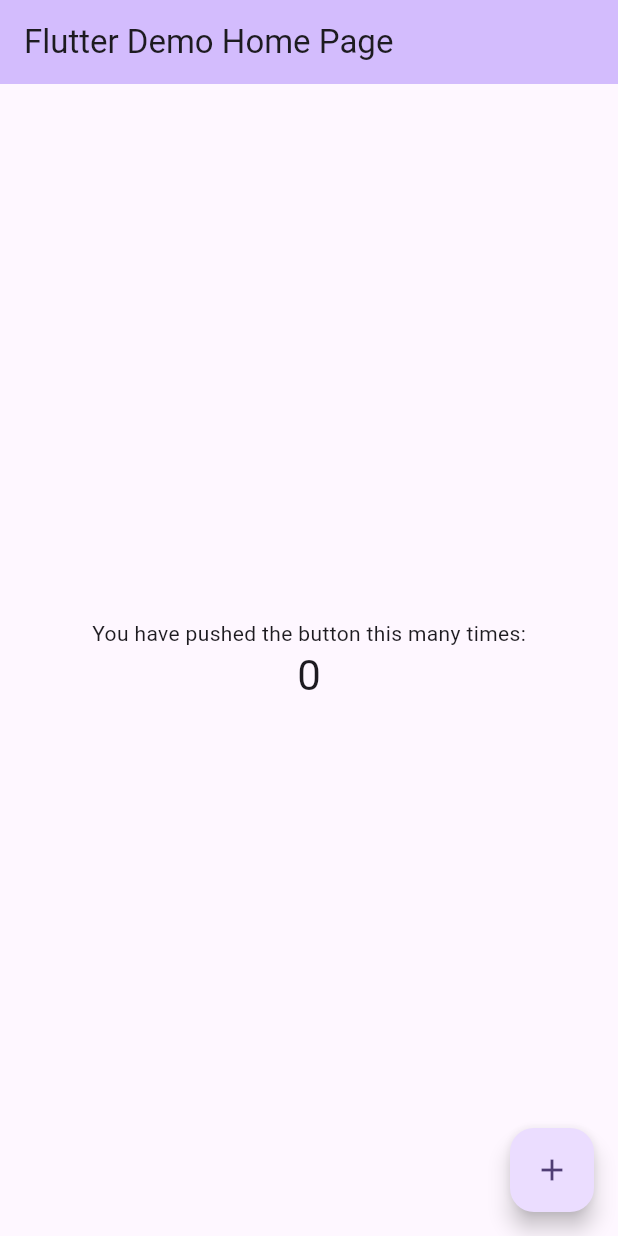
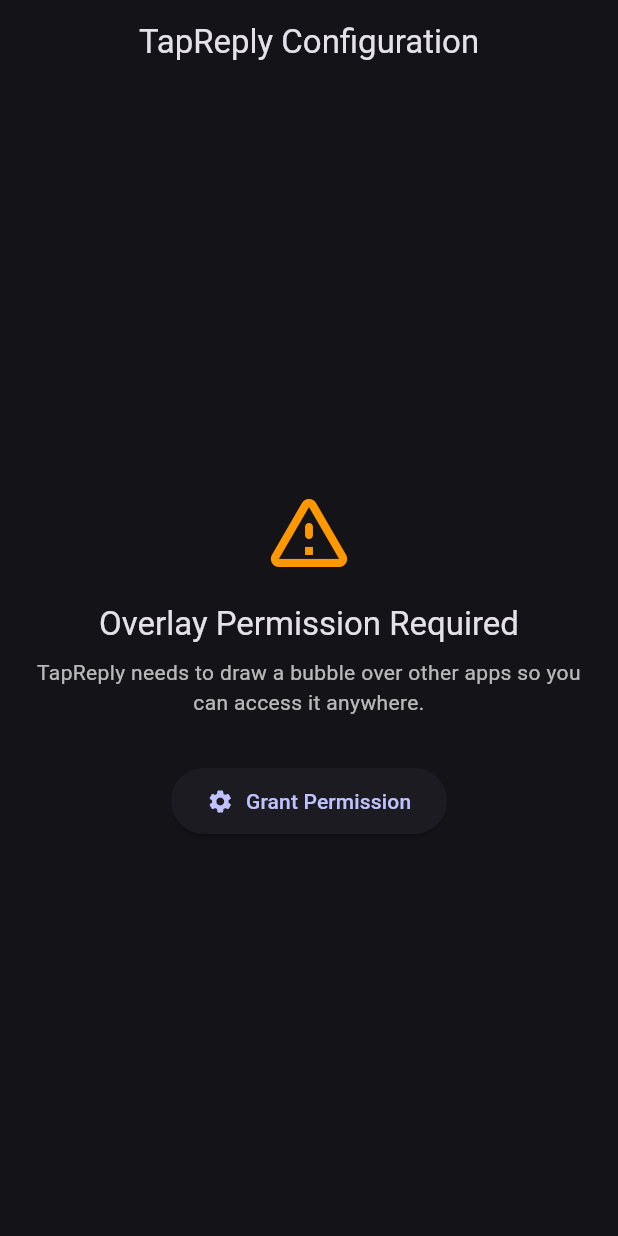
Before and after one commit to Depthabdre/say_it, a Flutter app: the screen it shows after launch, on a phone screen of 412 x 824 dp. Run offline on Flutter 3.47's test engine with Material 3 defaults, Android fonts, the phone set to English and light mode, and no system bars; our stand-ins replace flutter_dotenv; missing offline and left inert: flutter_overlay_window.

Commit message:
feat: setup overlay window, dotenv, and flutter foundation

```diff
--- a/lib/main.dart
+++ b/lib/main.dart
@@ -1,121 +1,169 @@
 import 'package:flutter/material.dart';
+import 'package:flutter_dotenv/flutter_dotenv.dart';
+import 'package:flutter_overlay_window/flutter_overlay_window.dart';
 
-void main() {
-  runApp(const MyApp());
+// The entry point for the overlay window.
+// This is essential for flutter_overlay_window to work.
+@pragma("vm:entry-point")
+void overlayMain() {
+  WidgetsFlutterBinding.ensureInitialized();
+  runApp(
+    const MaterialApp(
+      debugShowCheckedModeBanner: false,
+      home: Scaffold(
+        backgroundColor: Colors.transparent,
+        body: Center(
+          child: Text(
+            "TapReply",
+            style: TextStyle(color: Colors.white),
+          ),
+        ),
+      ),
+    ),
+  );
 }
 
-class MyApp extends StatelessWidget {
-  const MyApp({super.key});
+Future<void> main() async {
+  WidgetsFlutterBinding.ensureInitialized();
 
-  // This widget is the root of your application.
+  // Load environment variables securely
+  await dotenv.load(fileName: ".env").catchError((_) {
+    // Ignore if not found during dev, but good to log in prod
+  });
+
+  runApp(const SayItApp());
+}
+
+class SayItApp extends StatelessWidget {
+  const SayItApp({super.key});
+
   @override
   Widget build(BuildContext context) {
     return MaterialApp(
-      title: 'Flutter Demo',
+      title: 'TapReply',
+      debugShowCheckedModeBanner: false,
       theme: ThemeData(
-        // This is the theme of your application.
-        //
-        // TRY THIS: Try running your application with "flutter run". You'll see
-        // the application has a purple toolbar. Then, without quitting the app,
-        // try changing the seedColor in the colorScheme below to Colors.green
-        // and then invoke "hot reload" (save your changes or press the "hot
-        // reload" button in a Flutter-supported IDE, or press "r" if you used
-        // the command line to start the app).
-        //
-        // Notice that the counter didn't reset back to zero; the application
-        // state is not lost during the reload. To reset the state, use hot
-        // restart instead.
-        //
-        // This works for code too, not just values: Most code changes can be
-        // tested with just a hot reload.
-        colorScheme: .fromSeed(seedColor: Colors.deepPurple),
+        colorScheme: ColorScheme.fromSeed(
+          seedColor: const Color(0xFF6366F1), // A modern Indigo primary color
+          brightness: Brightness.dark,
         ),
-      home: const MyHomePage(title: 'Flutter Demo Home Page'),
+        useMaterial3: true,
+      ),
+      home: const MainConfigurationScreen(),
     );
   }
 }
 
-class MyHomePage extends StatefulWidget {
-  const MyHomePage({super.key, required this.title});
-
-  // This widget is the home page of your application. It is stateful, meaning
-  // that it has a State object (defined below) that contains fields that affect
-  // how it looks.
-
-  // This class is the configuration for the state. It holds the values (in this
-  // case the title) provided by the parent (in this case the App widget) and
-  // used by the build method of the State. Fields in a Widget subclass are
-  // always marked "final".
-
-  final String title;
+class MainConfigurationScreen extends StatefulWidget {
+  const MainConfigurationScreen({super.key});
 
   @override
-  State<MyHomePage> createState() => _MyHomePageState();
+  State<MainConfigurationScreen> createState() => _MainConfigurationScreenState();
 }
 
-class _MyHomePageState extends State<MyHomePage> {
-  int _counter = 0;
+class _MainConfigurationScreenState extends State<MainConfigurationScreen> {
+  bool _hasOverlayPermission = false;
 
-  void _incrementCounter() {
+  @override
+  void initState() {
+    super.initState();
+    _checkPermissions();
+  }
+
+  Future<void> _checkPermissions() async {
+    final hasPermission = await FlutterOverlayWindow.isPermissionGranted();
     setState(() {
-      // This call to setState tells the Flutter framework that something has
-      // changed in this State, which causes it to rerun the build method below
-      // so that the display can reflect the updated values. If we changed
-      // _counter without calling setState(), then the build method would not be
-      // called again, and so nothing would appear to happen.
-      _counter++;
+      _hasOverlayPermission = hasPermission;
     });
+  }
+
+  Future<void> _requestOverlayPermission() async {
+    final granted = await FlutterOverlayWindow.requestPermission();
+    setState(() {
+      _hasOverlayPermission = granted ?? false;
+    });
+  }
+
+  Future<void> _showOverlay() async {
+    if (await FlutterOverlayWindow.isActive()) {
+      return;
+    }
+    await FlutterOverlayWindow.showOverlay(
+      enableDrag: true,
+      overlayTitle: "TapReply Bubble",
+      overlayContent: "TapReply is active",
+      flag: OverlayFlag.defaultFlag,
+      visibility: NotificationVisibility.visibilityPublic,
+      positionGravity: PositionGravity.auto,
+      height: 200,
+      width: WindowSize.matchParent,
+    );
+  }
+
+  Future<void> _closeOverlay() async {
+    await FlutterOverlayWindow.closeOverlay();
   }
 
   @override
   Widget build(BuildContext context) {
-    // This method is rerun every time setState is called, for instance as done
-    // by the _incrementCounter method above.
-    //
-    // The Flutter framework has been optimized to make rerunning build methods
-    // fast, so that you can just rebuild anything that needs updating rather
-    // than having to individually change instances of widgets.
     return Scaffold(
       appBar: AppBar(
-        // TRY THIS: Try changing the color here to a specific color (to
-        // Colors.amber, perhaps?) and trigger a hot reload to see the AppBar
-        // change color while the other colors stay the same.
-        backgroundColor: Theme.of(context).colorScheme.inversePrimary,
-        // Here we take the value from the MyHomePage object that was created by
-        // the App.build method, and use it to set our appbar title.
-        title: Text(widget.title),
+        title: const Text("TapReply Configuration"),
+        centerTitle: true,
       ),
       body: Center(
-        // Center is a layout widget. It takes a single child and positions it
-        // in the middle of the parent.
+        child: Padding(
+          padding: const EdgeInsets.all(24.0),
           child: Column(
-          // Column is also a layout widget. It takes a list of children and
-          // arranges them vertically. By default, it sizes itself to fit its
-          // children horizontally, and tries to be as tall as its parent.
-          //
-          // Column has various properties to control how it sizes itself and
-          // how it positions its children. Here we use mainAxisAlignment to
-          // center the children vertically; the main axis here is the vertical
-          // axis because Columns are vertical (the cross axis would be
-          // horizontal).
-          //
-          // TRY THIS: Invoke "debug painting" (choose the "Toggle Debug Paint"
-          // action in the IDE, or press "p" in the console), to see the
-          // wireframe for each widget.
-          mainAxisAlignment: .center,
+            mainAxisAlignment: MainAxisAlignment.center,
             children: [
-            const Text('You have pushed the button this many times:'),
+              Icon(
+                _hasOverlayPermission ? Icons.check_circle : Icons.warning_amber_rounded,
+                color: _hasOverlayPermission ? Colors.green : Colors.orange,
+                size: 64,
+              ),
+              const SizedBox(height: 16),
               Text(
-              '$_counter',
-              style: Theme.of(context).textTheme.headlineMedium,
+                _hasOverlayPermission
+                  ? "Overlay Permission Granted"
+                  : "Overlay Permission Required",
+                style: Theme.of(context).textTheme.titleLarge,
               ),
+              const SizedBox(height: 8),
+              Text(
+                "TapReply needs to draw a bubble over other apps so you can access it anywhere.",
+                textAlign: TextAlign.center,
+                style: Theme.of(context).textTheme.bodyMedium?.copyWith(color: Colors.white70),
+              ),
+              const SizedBox(height: 32),
+              if (!_hasOverlayPermission)
+                ElevatedButton.icon(
+                  onPressed: _requestOverlayPermission,
+                  icon: const Icon(Icons.settings),
+                  label: const Text("Grant Permission"),
+                  style: ElevatedButton.styleFrom(
+                    padding: const EdgeInsets.symmetric(horizontal: 24, vertical: 12),
+                  ),
+                )
+              else ...[
+                ElevatedButton.icon(
+                  onPressed: _showOverlay,
+                  icon: const Icon(Icons.bubble_chart),
+                  label: const Text("Show Bubble"),
+                  style: ElevatedButton.styleFrom(
+                    padding: const EdgeInsets.symmetric(horizontal: 24, vertical: 12),
+                  ),
+                ),
+                const SizedBox(height: 16),
+                OutlinedButton.icon(
+                  onPressed: _closeOverlay,
+                  icon: const Icon(Icons.close),
+                  label: const Text("Close Bubble"),
+                ),
+              ],
             ],
           ),
         ),
-      floatingActionButton: FloatingActionButton(
-        onPressed: _incrementCounter,
-        tooltip: 'Increment',
-        child: const Icon(Icons.add),
       ),
     );
   }
--- a/pubspec.yaml
+++ b/pubspec.yaml
@@ -34,6 +34,8 @@
   # The following adds the Cupertino Icons font to your application.
   # Use with the CupertinoIcons class for iOS style icons.
   cupertino_icons: ^1.0.8
+  flutter_overlay_window: ^0.5.0
+  flutter_dotenv: ^6.0.1
 
 dev_dependencies:
   flutter_test:
@@ -58,7 +60,9 @@
   uses-material-design: true
 
   # To add assets to your application, add an assets section, like this:
-  # assets:
+  assets:
+    - .env
+    - .env.example
   #   - images/a_dot_burr.jpeg
   #   - images/a_dot_ham.jpeg
 
```
Also changed, not shown: pubspec.lock, 8 other files. Lines whose indentation alone changed are shown as unchanged.
